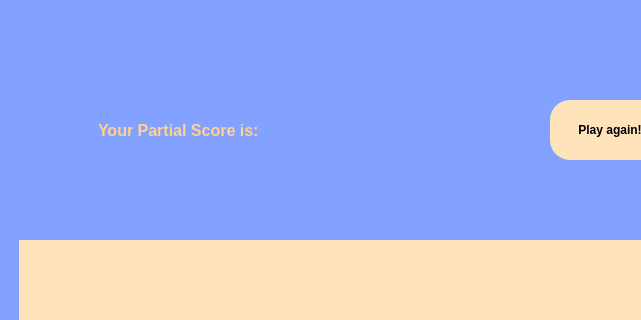
Before: the Qt Designer form game_view/frontend/paradigm_summary.ui in fra3597/my_german_game, drawn with Qt 5; both pictures show x 0 to 641 and y 0 to 320 of the 1000 by 797 pixel window.
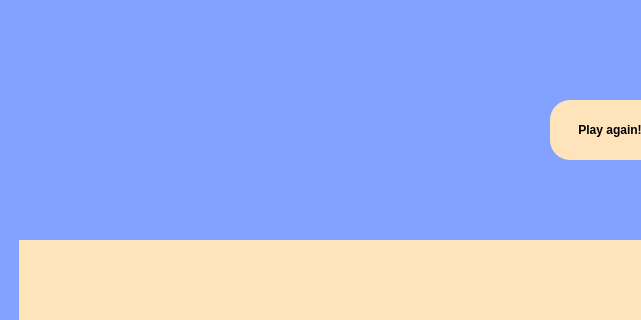
After: the same form once the commit is applied.

Commit message: Implemented features: - Play again for paradigm mode - Show score in paradigm summary

```diff
--- a/game_view/frontend/paradigm_summary.ui
+++ b/game_view/frontend/paradigm_summary.ui
@@ -87,9 +87,9 @@
    <widget class="QLabel" name="score_label">
     <property name="geometry">
      <rect>
-      <x>84</x>
+      <x>34</x>
       <y>50</y>
-      <width>431</width>
+      <width>481</width>
       <height>161</height>
      </rect>
     </property>
@@ -116,7 +116,7 @@
 </string>
     </property>
     <property name="text">
-     <string>Your Partial Score is:</string>
+     <string/>
     </property>
     <property name="wordWrap">
      <bool>true</bool>
```
Left out of the diff: 3 changed lines with no effect on the pictures. The commit also changes 5 other files.
